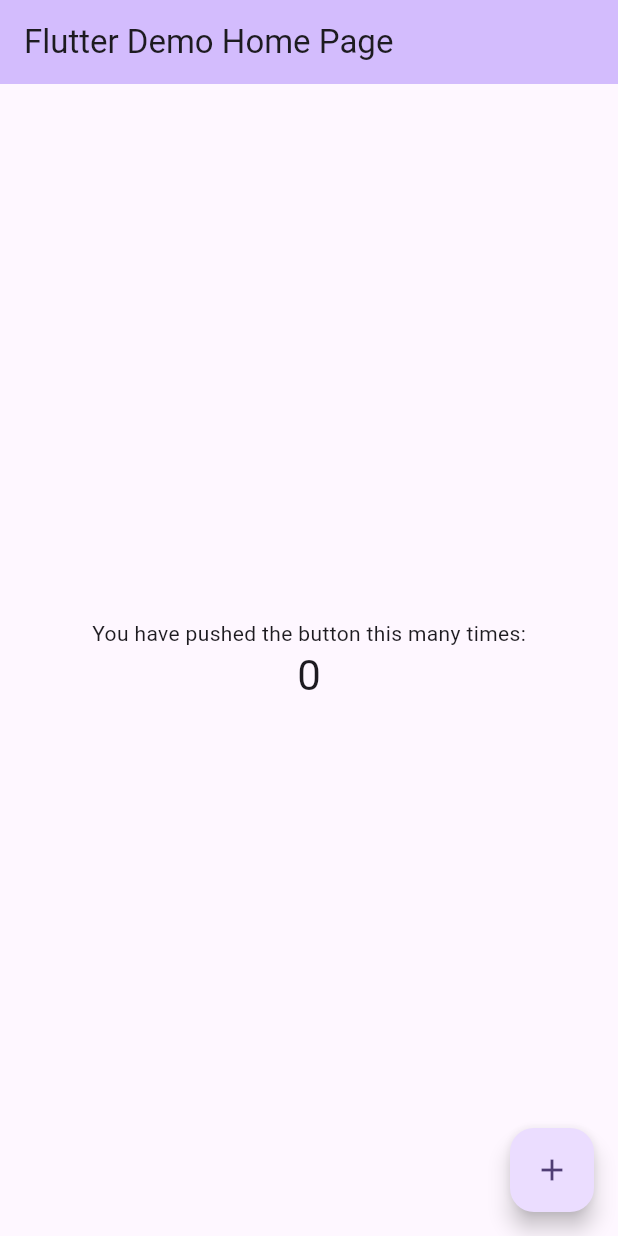
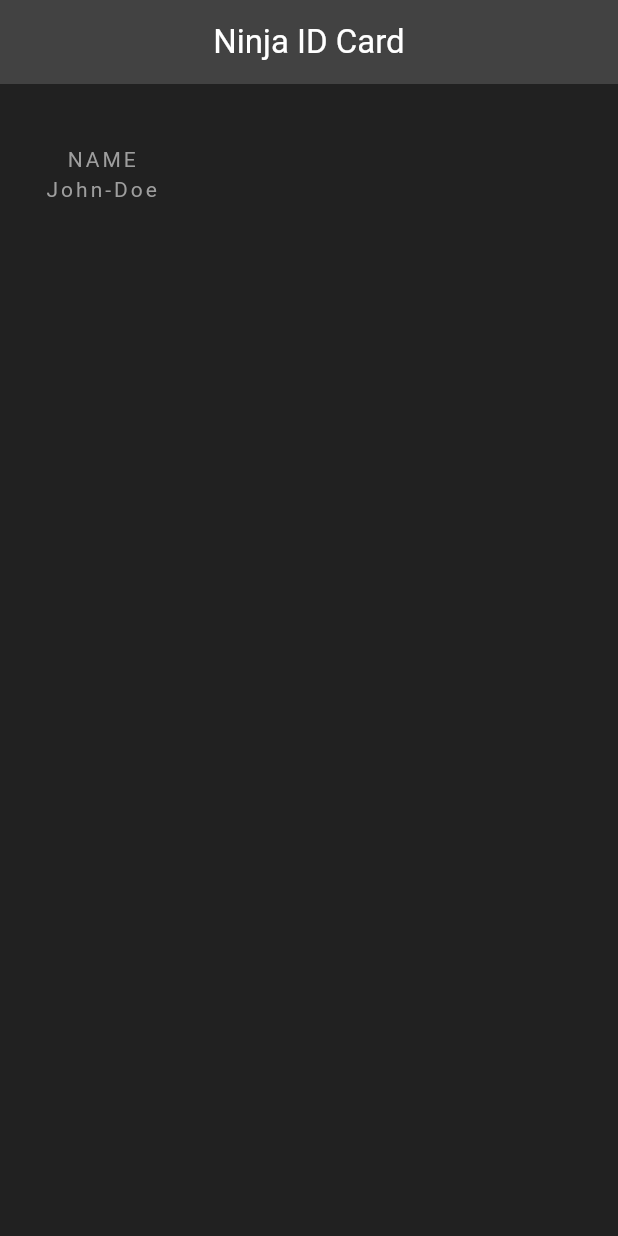
Before and after one commit to Darshan-1012/Ninja_ID_Practice_App, a Flutter app: the screen it shows after launch, on a phone screen of 412 x 824 dp. Run offline on Flutter 3.47's test engine with Material 3 defaults, Android fonts, the phone set to English and light mode, and no system bars.

Commit message:
Till text complete

```diff
--- a/lib/main.dart
+++ b/lib/main.dart
@@ -1,122 +1,45 @@
 import 'package:flutter/material.dart';
 
 void main() {
-  runApp(const MyApp());
+  runApp(MaterialApp(
+    home: NinjaCard(),
+  ));
 }
 
-class MyApp extends StatelessWidget {
-  const MyApp({super.key});
+class NinjaCard extends StatelessWidget {
 
-  // This widget is the root of your application.
   @override
   Widget build(BuildContext context) {
-    return MaterialApp(
-      title: 'Flutter Demo',
-      theme: ThemeData(
-        // This is the theme of your application.
-        //
-        // TRY THIS: Try running your application with "flutter run". You'll see
-        // the application has a purple toolbar. Then, without quitting the app,
-        // try changing the seedColor in the colorScheme below to Colors.green
-        // and then invoke "hot reload" (save your changes or press the "hot
-        // reload" button in a Flutter-supported IDE, or press "r" if you used
-        // the command line to start the app).
-        //
-        // Notice that the counter didn't reset back to zero; the application
-        // state is not lost during the reload. To reset the state, use hot
-        // restart instead.
-        //
-        // This works for code too, not just values: Most code changes can be
-        // tested with just a hot reload.
-        colorScheme: ColorScheme.fromSeed(seedColor: Colors.deepPurple),
+    return Scaffold(
+      backgroundColor: Colors.grey[900],
+      appBar: AppBar(
+        title: Text('Ninja ID Card'),
+        centerTitle: true,
+        backgroundColor: Colors.grey[800],
+        foregroundColor: Colors.white,
+        elevation: 0,
       ),
-      home: const MyHomePage(title: 'Flutter Demo Home Page'),
+      body: Padding(
+        padding: EdgeInsets.fromLTRB(30, 40, 30, 0),
+        child: Column(
+          children: <Widget>[
+            Text(
+              'NAME',
+              style: TextStyle(
+                color: Colors.grey,
+                letterSpacing: 2,
+              ),
+            ),
+            Text(
+              'John-Doe',
+              style: TextStyle(
+                color: Colors.grey,
+                letterSpacing: 2,
+              ),
+            )
+          ],
+        ),
+        ),
     );
   }
 }
-
-class MyHomePage extends StatefulWidget {
-  const MyHomePage({super.key, required this.title});
-
-  // This widget is the home page of your application. It is stateful, meaning
-  // that it has a State object (defined below) that contains fields that affect
-  // how it looks.
-
-  // This class is the configuration for the state. It holds the values (in this
-  // case the title) provided by the parent (in this case the App widget) and
-  // used by the build method of the State. Fields in a Widget subclass are
-  // always marked "final".
-
-  final String title;
-
-  @override
-  State<MyHomePage> createState() => _MyHomePageState();
-}
-
-class _MyHomePageState extends State<MyHomePage> {
-  int _counter = 0;
-
-  void _incrementCounter() {
-    setState(() {
-      // This call to setState tells the Flutter framework that something has
-      // changed in this State, which causes it to rerun the build method below
-      // so that the display can reflect the updated values. If we changed
-      // _counter without calling setState(), then the build method would not be
-      // called again, and so nothing would appear to happen.
-      _counter++;
-    });
-  }
-
-  @override
-  Widget build(BuildContext context) {
-    // This method is rerun every time setState is called, for instance as done
-    // by the _incrementCounter method above.
-    //
-    // The Flutter framework has been optimized to make rerunning build methods
-    // fast, so that you can just rebuild anything that needs updating rather
-    // than having to individually change instances of widgets.
-    return Scaffold(
-      appBar: AppBar(
-        // TRY THIS: Try changing the color here to a specific color (to
-        // Colors.amber, perhaps?) and trigger a hot reload to see the AppBar
-        // change color while the other colors stay the same.
-        backgroundColor: Theme.of(context).colorScheme.inversePrimary,
-        // Here we take the value from the MyHomePage object that was created by
-        // the App.build method, and use it to set our appbar title.
-        title: Text(widget.title),
-      ),
-      body: Center(
-        // Center is a layout widget. It takes a single child and positions it
-        // in the middle of the parent.
-        child: Column(
-          // Column is also a layout widget. It takes a list of children and
-          // arranges them vertically. By default, it sizes itself to fit its
-          // children horizontally, and tries to be as tall as its parent.
-          //
-          // Column has various properties to control how it sizes itself and
-          // how it positions its children. Here we use mainAxisAlignment to
-          // center the children vertically; the main axis here is the vertical
-          // axis because Columns are vertical (the cross axis would be
-          // horizontal).
-          //
-          // TRY THIS: Invoke "debug painting" (choose the "Toggle Debug Paint"
-          // action in the IDE, or press "p" in the console), to see the
-          // wireframe for each widget.
-          mainAxisAlignment: MainAxisAlignment.center,
-          children: <Widget>[
-            const Text('You have pushed the button this many times:'),
-            Text(
-              '$_counter',
-              style: Theme.of(context).textTheme.headlineMedium,
-            ),
-          ],
-        ),
-      ),
-      floatingActionButton: FloatingActionButton(
-        onPressed: _incrementCounter,
-        tooltip: 'Increment',
-        child: const Icon(Icons.add),
-      ), // This trailing comma makes auto-formatting nicer for build methods.
-    );
-  }
-}
```
Also changed, not shown: 1 other file.
